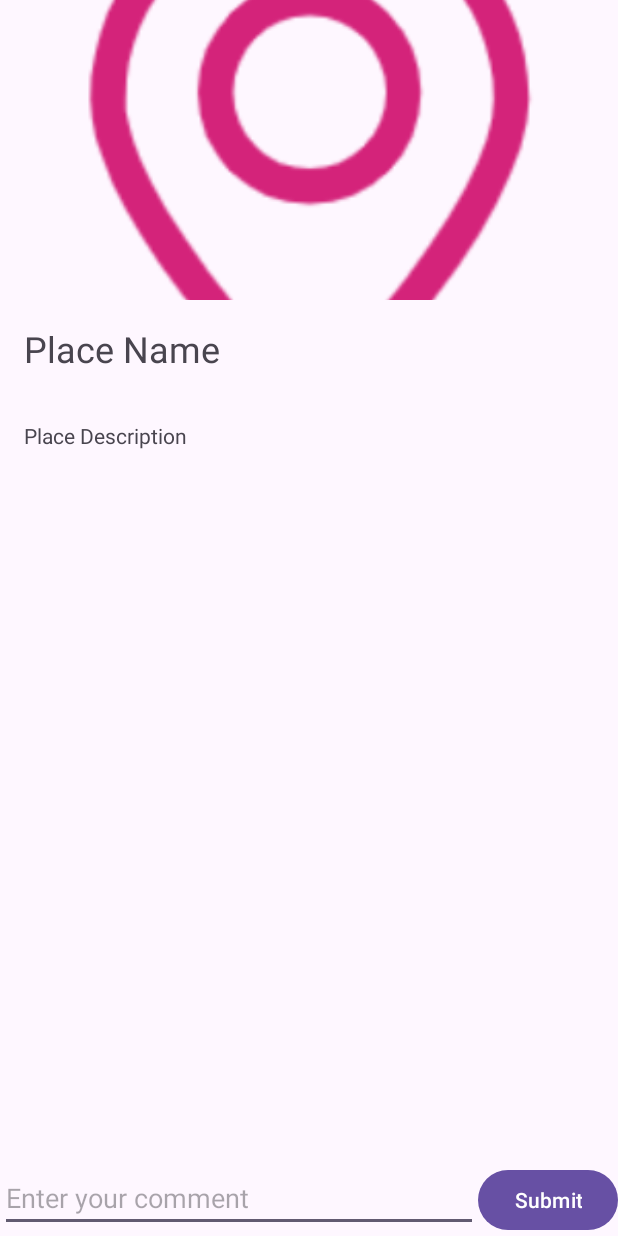
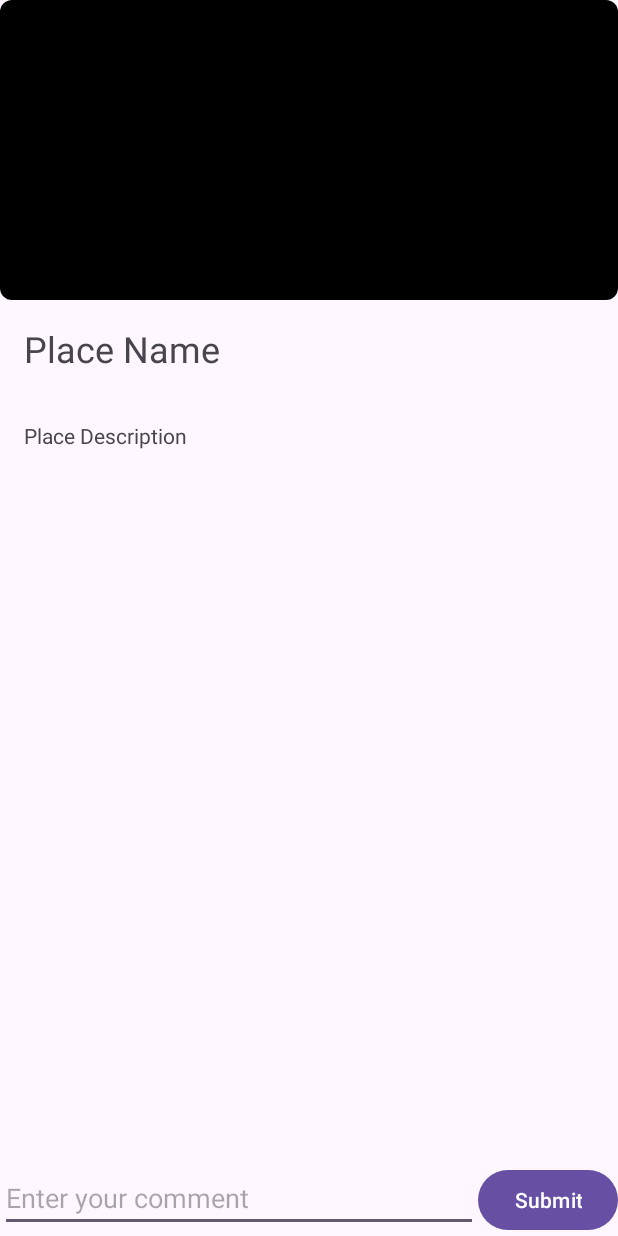
Before and after one commit to android-app-development-course/2023-GO-SHOW_android_app_develop, an Android app: the layout activity_place_detail.xml on its own in the app's theme, with its tools: preview values and no code run, on a phone screen of 412 x 824 dp. Run offline under Robolectric (Android 15) with nearby library versions, the phone set to English and light mode, and no system bars.

Commit message:
New changelist

```diff
--- a/app/src/main/res/layout/activity_main.xml
+++ b/app/src/main/res/layout/activity_main.xml
@@ -45,7 +45,7 @@
         android:layout_marginTop="5dp"
         android:clickable="true"
 
-        android:foreground="@android:drawable/ic_menu_my_calendar"
+        android:foreground="@drawable/setting"
         app:circularflow_angles="60dp"
         app:circularflow_radiusInDP="60dp"
         app:layout_constraintStart_toStartOf="@+id/map_view_container"
--- a/app/src/main/res/layout/activity_place_detail.xml
+++ b/app/src/main/res/layout/activity_place_detail.xml
@@ -8,7 +8,7 @@
         android:layout_width="match_parent"
         android:layout_height="200dp"
         android:scaleType="centerCrop"
-        android:src="@drawable/icon_loc_pink" />
+        android:src="@drawable/button_style" />
 
     <TextView
         android:id="@+id/place_name"
```
Also changed, not shown: app/src/main/res/layout/activity_user.xml (+5 -5 lines), app/src/main/res/drawable/icon_loc_black.png (deleted), app/src/main/res/drawable/icon_loc_blue.png (deleted), app/src/main/res/drawable/icon_loc_pink.png (deleted), app/src/main/res/drawable/icon_loc_red.png (deleted).
